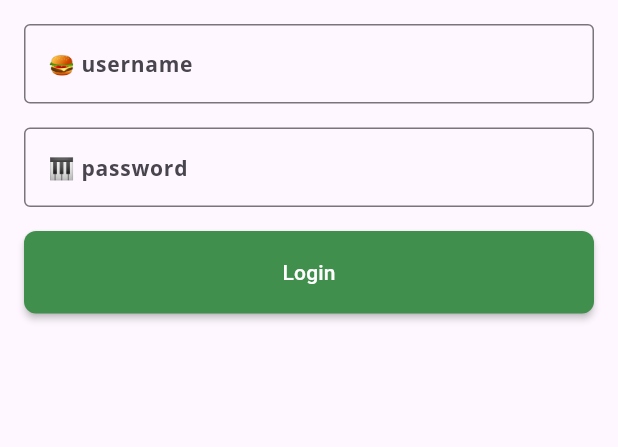
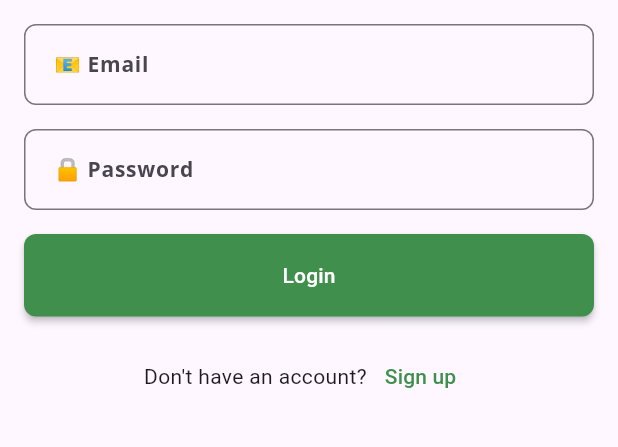
Before and after one commit to Hmmza-tariq/Fooderlich, a Flutter app: the screen it shows after launch, on a phone screen of 412 x 824 dp, the part 390-837 px from its top. Run offline on Flutter 3.47's test engine with Material 3 defaults, Android fonts, the phone set to English and light mode, and no system bars; our stand-ins replace flutter_colorpicker, flutter_secure_storage, go_router, google_fonts, shared_preferences, smooth_page_indicator and 1 more; accounts and stored records are empty.

Commit message:
final changes

```diff
--- a/lib/models/app_state_manager.dart
+++ b/lib/models/app_state_manager.dart
@@ -1,6 +1,7 @@
 import 'dart:async';
 import 'package:flutter/material.dart';
 import 'models.dart';
+import 'auth_service.dart';
 
 class FooderlichTab {
   static const int explore = 0;
@@ -11,32 +12,59 @@ class FooderlichTab {
 // AppStateManager mocks the various app state such as app initialization,
 // app login, and onboarding.
 class AppStateManager extends ChangeNotifier {
-  // Checks to see if the user is logged in
+  // Authentication state
   bool _loggedIn = false;
-  // Checks to see if the user has completed onboarding
   bool _onboardingComplete = false;
-  // Records the current tab the user is on.
   int _selectedTab = FooderlichTab.explore;
-  // Stores user state properties on platform specific file system.
+  User? _currentUser;
+
+  // Services
   final _appCache = AppCache();
+  final _authService = AuthService();
 
-  // Property getters.
+  // Property getters
   bool get isLoggedIn => _loggedIn;
   bool get isOnboardingComplete => _onboardingComplete;
   int get getSelectedTab => _selectedTab;
-
+  User? get currentUser => _currentUser;
   // Initializes the app
   Future<void> initializeApp() async {
+    // Initialize auth service
+    await _authService.init();
+
     // Check if the user is logged in
-    _loggedIn = await _appCache.isUserLoggedIn();
+    _loggedIn = await _authService.isLoggedIn();
+    if (_loggedIn) {
+      _currentUser = await _authService.getCurrentUser();
+    }
+
     // Check if the user completed onboarding
     _onboardingComplete = await _appCache.didCompleteOnboarding();
   }
 
-  void login(String username, String password) async {
+  // Login with email and password
+  Future<bool> login(String email, String password) async {
+    final user = await _authService.login(email, password);
+    if (user != null) {
+      _currentUser = user;
       _loggedIn = true;
       await _appCache.cacheUser();
       notifyListeners();
+      return true;
+    }
+    return false;
+  }
+
+  // Register a new user
+  Future<bool> register(
+      String firstName, String lastName, String email, String password) async {
+    final success =
+        await _authService.register(firstName, lastName, email, password);
+    if (success) {
+      // Auto-login after successful registration
+      return login(email, password);
+    }
+    return false;
   }
 
   void onboarded() async {
@@ -55,15 +83,19 @@ class AppStateManager extends ChangeNotifier {
     notifyListeners();
   }
 
-  void logout() async {
+  Future<bool> logout() async {
+    final success = await _authService.logout();
+    if (success) {
       // Reset all properties once user logs out
       _loggedIn = false;
-    _onboardingComplete = false;
-    _selectedTab = 0;
+      _currentUser = null;
+      _selectedTab = FooderlichTab.explore;
 
-    // Reinitialize the app
+      // Clear app cache but retain onboarding status
       await _appCache.invalidate();
-    await initializeApp();
       notifyListeners();
+      return true;
+    }
+    return false;
   }
 }
--- a/lib/models/profile_manager.dart
+++ b/lib/models/profile_manager.dart
@@ -7,6 +7,7 @@ class ProfileManager extends ChangeNotifier {
         firstName: 'Stef',
         lastName: 'Patt',
         role: 'Flutterista',
+        email: 'stef.patt@example.com',
         profileImageUrl: 'assets/profile_pics/person_stef.jpeg',
         points: 100,
         darkMode: _darkMode,
--- a/lib/models/user.dart
+++ b/lib/models/user.dart
@@ -1,17 +1,70 @@
 class User {
   final String firstName;
   final String lastName;
+  final String email;
   final String role;
   final String profileImageUrl;
   final int points;
   final bool darkMode;
+  final String? id;
 
   User({
     required this.firstName,
     required this.lastName,
+    required this.email,
     required this.role,
     required this.profileImageUrl,
     required this.points,
     required this.darkMode,
+    this.id,
   });
+
+  User copyWith({
+    String? firstName,
+    String? lastName,
+    String? email,
+    String? role,
+    String? profileImageUrl,
+    int? points,
+    bool? darkMode,
+    String? id,
+  }) {
+    return User(
+      firstName: firstName ?? this.firstName,
+      lastName: lastName ?? this.lastName,
+      email: email ?? this.email,
+      role: role ?? this.role,
+      profileImageUrl: profileImageUrl ?? this.profileImageUrl,
+      points: points ?? this.points,
+      darkMode: darkMode ?? this.darkMode,
+      id: id ?? this.id,
+    );
+  }
+
+  Map<String, dynamic> toJson() {
+    return {
+      'firstName': firstName,
+      'lastName': lastName,
+      'email': email,
+      'role': role,
+      'profileImageUrl': profileImageUrl,
+      'points': points,
+      'darkMode': darkMode,
+      'id': id,
+    };
+  }
+
+  factory User.fromJson(Map<String, dynamic> json) {
+    return User(
+      firstName: json['firstName'] ?? '',
+      lastName: json['lastName'] ?? '',
+      email: json['email'] ?? '',
+      role: json['role'] ?? 'user',
+      profileImageUrl:
+          json['profileImageUrl'] ?? 'assets/profile_pics/person_stef.jpeg',
+      points: json['points'] ?? 0,
+      darkMode: json['darkMode'] ?? false,
+      id: json['id'],
+    );
+  }
 }
--- a/lib/navigation/app_router.dart
+++ b/lib/navigation/app_router.dart
@@ -2,6 +2,7 @@ import 'package:flutter/material.dart';
 import 'package:go_router/go_router.dart';
 import '../screens/grocery_item_screen.dart';
 import '../screens/login_screen.dart';
+import '../screens/signup_screen.dart';
 import '../models/models.dart';
 import '../screens/onboarding_screen.dart';
 import '../screens/home.dart';
@@ -16,7 +17,6 @@ class AppRouter {
     required this.groceryManager,
     required this.profileManager,
   });
-
   late final router = GoRouter(
       debugLogDiagnostics: true,
       refreshListenable: appStateManager,
@@ -27,6 +27,12 @@ class AppRouter {
             path: '/login',
             builder: (context, state) {
               return const LoginScreen();
+            }),
+        GoRoute(
+            name: 'signup',
+            path: '/signup',
+            builder: (context, state) {
+              return const SignupScreen();
             }),
         GoRoute(
             name: 'onboarding',
@@ -105,19 +111,31 @@ class AppRouter {
       redirect: (context, state) {
         final loggedIn = appStateManager.isLoggedIn;
         final isLoggingIn = state.matchedLocation == '/login';
-        if (!loggedIn) return isLoggingIn ? null : '/login';
-        // if (!loggedIn && !isLoggingIn) {
-        //   return '/login';
-        // }
+        final isSigningUp = state.matchedLocation == '/signup';
+
+        // Allow access to login and signup routes even when not logged in
+        if (!loggedIn) {
+          // Allow both login and signup routes when not logged in
+          if (isLoggingIn || isSigningUp) {
+            return null; // No redirect needed
+          }
+          return '/login'; // Redirect to login if accessing other routes while not logged in
+        }
+
         final isOnboardingComplete = appStateManager.isOnboardingComplete;
         final isOnboarding = state.matchedLocation == '/onboarding';
+
+        // If logged in but onboarding not complete, direct to onboarding
         if (!isOnboardingComplete) {
           return isOnboarding ? null : '/onboarding';
         }
 
-        if (isLoggingIn || isOnboarding) {
+        // If user is logged in and tries to access login, signup or onboarding,
+        // redirect to home
+        if (isLoggingIn || isSigningUp || isOnboarding) {
           return '/${FooderlichTab.explore}';
         }
+
         return null;
       });
 }
--- a/lib/screens/login_screen.dart
+++ b/lib/screens/login_screen.dart
@@ -1,9 +1,10 @@
 import 'package:flutter/material.dart';
 import 'package:provider/provider.dart';
+import 'package:go_router/go_router.dart';
 
 import '../models/models.dart';
 
-class LoginScreen extends StatelessWidget {
+class LoginScreen extends StatefulWidget {
   final String? username;
 
   const LoginScreen({
@@ -11,9 +12,27 @@ class LoginScreen extends StatelessWidget {
     this.username,
   });
 
+  @override
+  State<LoginScreen> createState() => _LoginScreenState();
+}
+
+class _LoginScreenState extends State<LoginScreen> {
+  final _formKey = GlobalKey<FormState>();
+  final _emailController = TextEditingController();
+  final _passwordController = TextEditingController();
+  bool _isLoggingIn = false;
+  String? _errorMessage;
+
   final Color rwColor = const Color.fromRGBO(64, 143, 77, 1);
   final TextStyle focusedStyle = const TextStyle(color: Colors.green);
   final TextStyle unfocusedStyle = const TextStyle(color: Colors.grey);
+
+  @override
+  void dispose() {
+    _emailController.dispose();
+    _passwordController.dispose();
+    super.dispose();
+  }
 
   @override
   Widget build(BuildContext context) {
@@ -21,6 +40,8 @@ class LoginScreen extends StatelessWidget {
       body: Padding(
         padding: const EdgeInsets.all(16.0),
         child: Center(
+          child: Form(
+            key: _formKey,
             child: ListView(
               keyboardDismissBehavior: ScrollViewKeyboardDismissBehavior.onDrag,
               padding: const EdgeInsets.only(top: 44.0),
@@ -34,22 +55,56 @@ class LoginScreen extends StatelessWidget {
                   ),
                 ),
                 const SizedBox(height: 16),
-              buildTextfield(username ?? '🍔 username'),
+                if (_errorMessage != null)
+                  Padding(
+                    padding: const EdgeInsets.only(bottom: 16.0),
+                    child: Text(
+                      _errorMessage!,
+                      style: const TextStyle(color: Colors.red),
+                      textAlign: TextAlign.center,
+                    ),
+                  ),
+                buildTextfield(
+                  controller: _emailController,
+                  hintText: '📧 Email',
+                  keyboardType: TextInputType.emailAddress,
+                  validator: (value) {
+                    if (value == null || value.isEmpty) {
+                      return 'Please enter your email';
+                    }
+                    return null;
+                  },
+                ),
                 const SizedBox(height: 16),
-              buildTextfield('🎹 password'),
+                buildTextfield(
+                  controller: _passwordController,
+                  hintText: '🔒 Password',
+                  obscureText: true,
+                  validator: (value) {
+                    if (value == null || value.isEmpty) {
+                      return 'Please enter your password';
+                    }
+                    return null;
+                  },
+                ),
                 const SizedBox(height: 16),
-              buildButton(context),
+                buildLoginButton(context),
+                const SizedBox(height: 16),
+                buildSignupLink(context),
               ],
+            ),
           ),
         ),
       ),
     );
   }
 
-  Widget buildButton(BuildContext context) {
+  Widget buildLoginButton(BuildContext context) {
     return SizedBox(
       height: 55,
-      child: MaterialButton(
+      child: _isLoggingIn
+          ? const Center(child: CircularProgressIndicator())
+          : MaterialButton(
               color: rwColor,
               shape: RoundedRectangleBorder(
                 borderRadius: BorderRadius.circular(8.0),
@@ -59,33 +114,102 @@ class LoginScreen extends StatelessWidget {
                 style: TextStyle(color: Colors.white),
               ),
               onPressed: () async {
-          Provider.of<AppStateManager>(context, listen: false)
-              .login('username', 'password');
+                if (_formKey.currentState!.validate()) {
+                  setState(() {
+                    _isLoggingIn = true;
+                    _errorMessage = null;
+                  });
 
-          // Navigate to the onboarding screen
+                  try {
+                    final appStateManager =
+                        Provider.of<AppStateManager>(context, listen: false);
+                    final success = await appStateManager.login(
+                      _emailController.text,
+                      _passwordController.text,
+                    );
+
+                    if (success) {
+                      if (context.mounted) {
+                        // If onboarding is not complete, go to onboarding
+                        if (!appStateManager.isOnboardingComplete) {
+                          context.go('/onboarding');
+                        } else {
+                          context.go('/0');
+                        }
+                      }
+                    } else {
+                      setState(() {
+                        _errorMessage =
+                            'Login failed. Please check your email and password.';
+                      });
+                    }
+                  } catch (error) {
+                    setState(() {
+                      _errorMessage = 'An error occurred during login.';
+                    });
+                  } finally {
+                    setState(() {
+                      _isLoggingIn = false;
+                    });
+                  }
+                }
               },
             ),
     );
   }
 
-  Widget buildTextfield(String hintText) {
-    return TextField(
+  Widget buildSignupLink(BuildContext context) {
+    return Row(
+      mainAxisAlignment: MainAxisAlignment.center,
+      children: [
+        const Text('Don\'t have an account?'),
+        TextButton(
+          onPressed: () {
+            context.go('/signup');
+          },
+          child: Text(
+            'Sign up',
+            style: TextStyle(color: rwColor),
+          ),
+        ),
+      ],
+    );
+  }
+
+  Widget buildTextfield({
+    required TextEditingController controller,
+    required String hintText,
+    bool obscureText = false,
+    TextInputType keyboardType = TextInputType.text,
+    String? Function(String?)? validator,
+  }) {
+    return TextFormField(
+      controller: controller,
       cursorColor: rwColor,
+      obscureText: obscureText,
+      keyboardType: keyboardType,
       decoration: InputDecoration(
-        border: const OutlineInputBorder(
-          borderSide: BorderSide(
-            color: Colors.green,
+        border: OutlineInputBorder(
+          borderRadius: BorderRadius.circular(8.0),
+          borderSide: const BorderSide(
+            color: Colors.grey,
             width: 1.0,
           ),
         ),
-        focusedBorder: const OutlineInputBorder(
+        focusedBorder: OutlineInputBorder(
+          borderRadius: BorderRadius.circular(8.0),
           borderSide: BorderSide(
-            color: Colors.green,
+            color: rwColor,
+            width: 1.0,
           ),
         ),
         hintText: hintText,
-        hintStyle: const TextStyle(height: 0.5),
+        contentPadding: const EdgeInsets.symmetric(
+          vertical: 16.0,
+          horizontal: 16.0,
         ),
+      ),
+      validator: validator,
     );
   }
 }
--- a/pubspec.yaml
+++ b/pubspec.yaml
@@ -20,6 +20,10 @@ dependencies:
   url_launcher: ^6.3.1
   uuid: ^4.5.1
   webview_flutter: ^3.0.4
+  # For secure password hashing
+  crypto: ^3.0.3
+  # For more secure storage options
+  flutter_secure_storage: ^9.0.0
 
 dev_dependencies:
   flutter_test:
```
Also changed, not shown: lib/models/auth_service.dart (added, +182 -0 lines), lib/screens/signup_screen.dart (added, +264 -0 lines), pubspec.lock, 5 other files. Lines whose indentation alone changed are shown as unchanged.
